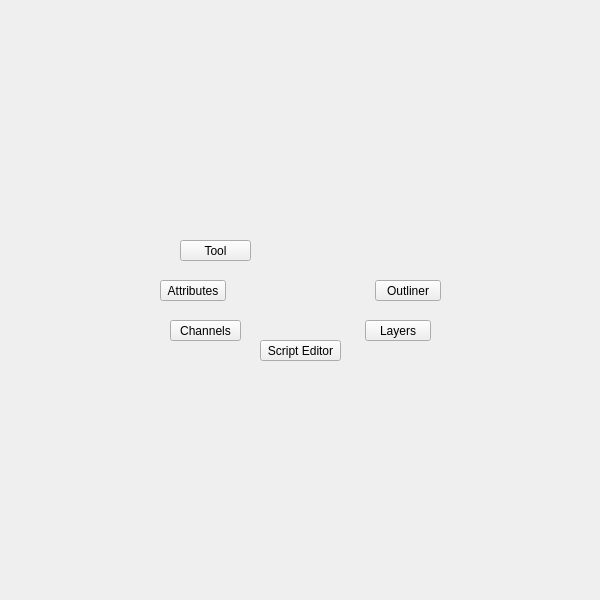
Before: the Qt Designer form ui/1_base_menus/editors.ui in m3trik/Scripts_portable, drawn with Qt 5.
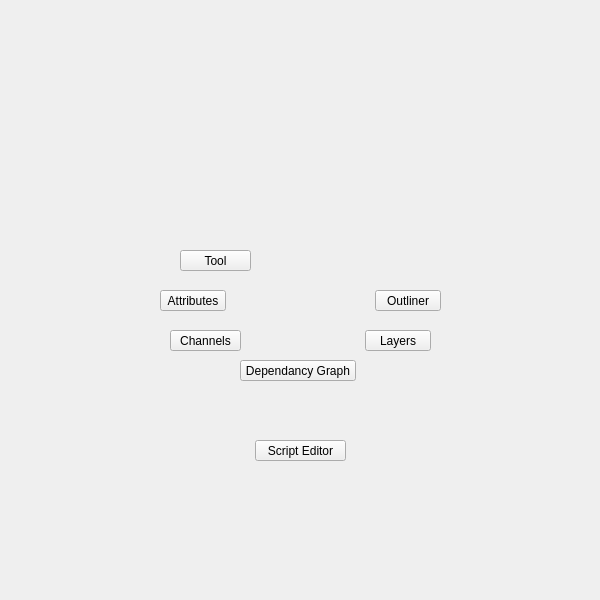
After: the same form once the commit is applied.

The edit to the form file:
```diff
--- a/ui/1_base_menus/editors.ui
+++ b/ui/1_base_menus/editors.ui
@@ -87,21 +87,52 @@
        <height>191</height>
       </rect>
      </property>
+     <widget class="QPushButton" name="v005">
+      <property name="geometry">
+       <rect>
+        <x>105</x>
+        <y>30</y>
+        <width>91</width>
+        <height>21</height>
+       </rect>
+      </property>
+      <property name="minimumSize">
+       <size>
+        <width>0</width>
+        <height>21</height>
+       </size>
+      </property>
+      <property name="maximumSize">
+       <size>
+        <width>16777215</width>
+        <height>21</height>
+       </size>
+      </property>
+      <property name="toolTip">
+       <string/>
+      </property>
+      <property name="whatsThis">
+       <string>dynLayout</string>
+      </property>
+      <property name="text">
+       <string>Script Editor</string>
+      </property>
+     </widget>
     </widget>
     <widget class="QWidget" name="widget" native="true">
      <property name="geometry">
       <rect>
        <x>150</x>
-       <y>210</y>
+       <y>190</y>
        <width>300</width>
-       <height>180</height>
+       <height>221</height>
       </rect>
      </property>
      <widget class="QPushButton" name="v004">
       <property name="geometry">
        <rect>
         <x>20</x>
-        <y>110</y>
+        <y>140</y>
         <width>71</width>
         <height>21</height>
        </rect>
@@ -132,7 +163,7 @@
       <property name="geometry">
        <rect>
         <x>30</x>
-        <y>30</y>
+        <y>60</y>
         <width>71</width>
         <height>21</height>
        </rect>
@@ -163,7 +194,7 @@
       <property name="geometry">
        <rect>
         <x>10</x>
-        <y>70</y>
+        <y>100</y>
         <width>66</width>
         <height>21</height>
        </rect>
@@ -194,7 +225,7 @@
       <property name="geometry">
        <rect>
         <x>225</x>
-        <y>70</y>
+        <y>100</y>
         <width>66</width>
         <height>21</height>
        </rect>
@@ -225,7 +256,7 @@
       <property name="geometry">
        <rect>
         <x>215</x>
-        <y>110</y>
+        <y>140</y>
         <width>66</width>
         <height>21</height>
        </rect>
@@ -252,12 +283,12 @@
        <string>Layers</string>
       </property>
      </widget>
-     <widget class="QPushButton" name="v005">
+     <widget class="QPushButton" name="v006">
       <property name="geometry">
        <rect>
-        <x>110</x>
-        <y>130</y>
-        <width>81</width>
+        <x>90</x>
+        <y>170</y>
+        <width>116</width>
         <height>21</height>
        </rect>
       </property>
@@ -280,7 +311,7 @@
        <string>dynLayout</string>
       </property>
       <property name="text">
-       <string>Script Editor</string>
+       <string>Dependancy Graph</string>
       </property>
      </widget>
     </widget>
```
